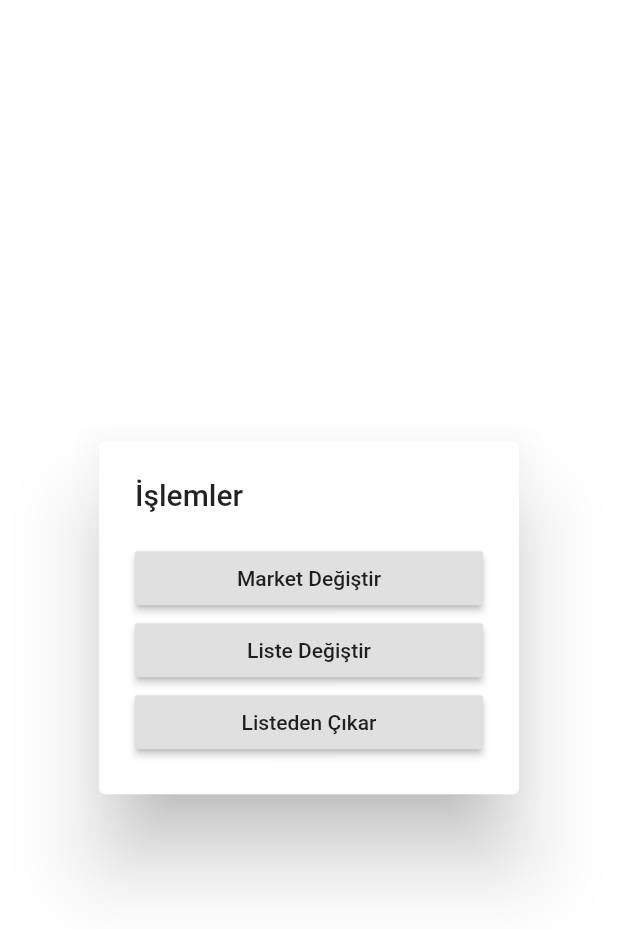
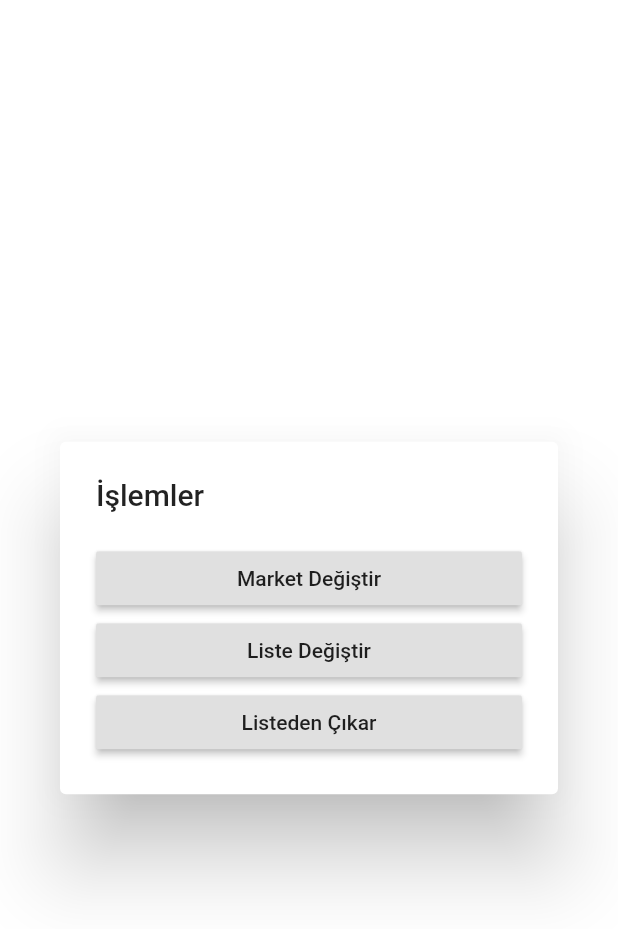
Before and after one commit to mzeybek89/marketim, a Flutter app: the MyDialog widget shown alone on an empty page, opened directly, on a phone screen of 412 x 824 dp. Shown: the top 929 px of the screen. Run offline on Flutter 3.47's test engine with Material 2 defaults, Android fonts, the phone set to English and light mode, and no system bars; our stand-ins replace cloud_firestore, firebase_auth, fluttertoast, google_maps_flutter, google_sign_in, location and 3 more; missing offline and left inert: barcode_scan, flutter_auth_buttons, google_maps_webservice; accounts and stored records are empty; network calls fail; statements that could not run were skipped.

Commit message:
add container parent listview in alertdialog issue

```diff
--- a/lib/layout/listeler/liste.dart
+++ b/lib/layout/listeler/liste.dart
@@ -322,7 +322,9 @@ class MyDialogState extends State<MyDialog> {
             children: <Widget>[
             Expanded(child:Text("İşlemler"),),
           ],),
-          content: ListView(
+          content: Container(
+            width: double.maxFinite,
+            child: ListView(
             shrinkWrap: true,
             physics: NeverScrollableScrollPhysics(),
             children: <Widget>[
@@ -339,6 +341,7 @@ class MyDialogState extends State<MyDialog> {
                 onPressed: (){},
               ),
             ],
+          ),
           )
 
         );
```
Also changed, not shown: lib/layout/subpage.dart (+26 -6 lines), 1 other file.
